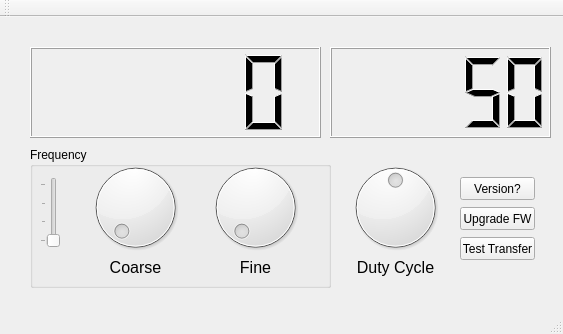
Old version of the form PulseGenerator/mainwindow.ui in the repository thanhdangdev/ATmega.
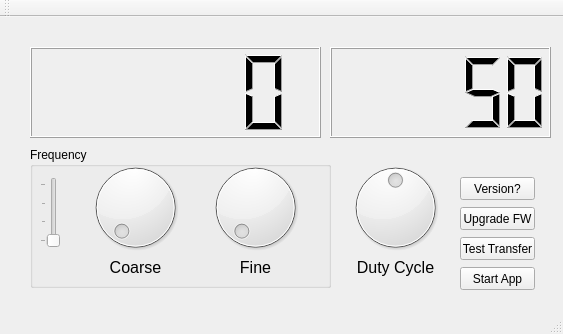
New version of the form.

Patch:
```diff
--- a/PulseGenerator/mainwindow.ui
+++ b/PulseGenerator/mainwindow.ui
@@ -222,6 +222,22 @@
      <bool>true</bool>
     </property>
    </widget>
+   <widget class="QPushButton" name="pushButtonStartApp">
+    <property name="geometry">
+     <rect>
+      <x>460</x>
+      <y>250</y>
+      <width>75</width>
+      <height>23</height>
+     </rect>
+    </property>
+    <property name="text">
+     <string>Start App</string>
+    </property>
+    <property name="checkable">
+     <bool>false</bool>
+    </property>
+   </widget>
   </widget>
   <widget class="QMenuBar" name="menuBar">
    <property name="geometry">
```
